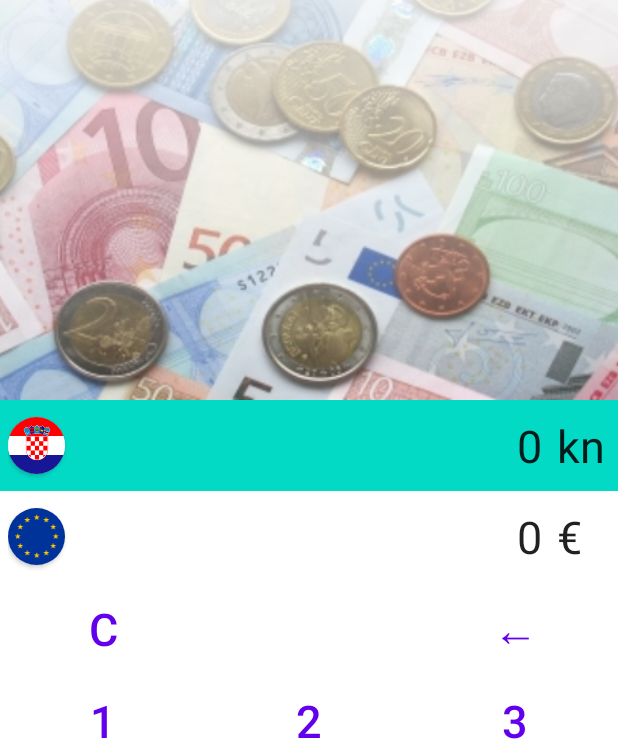
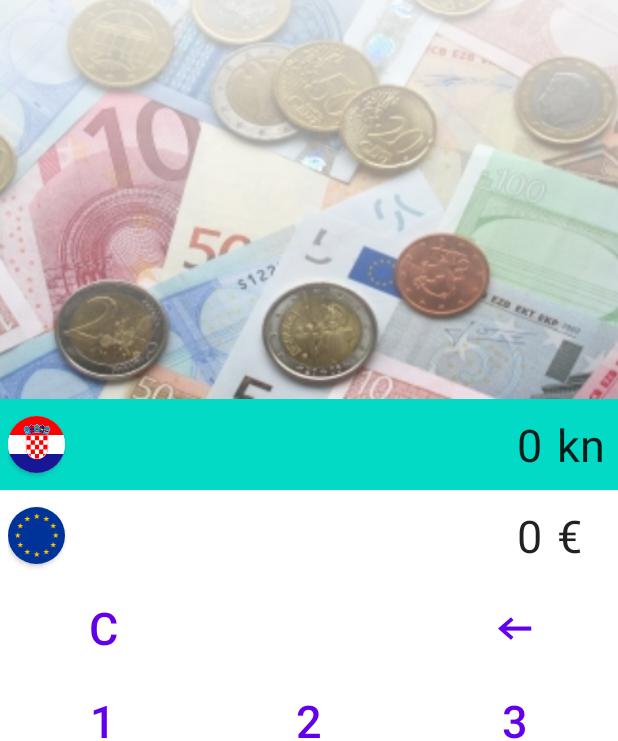
Before and after one commit to vbresan/eurokonverter, an Android app: the screen it shows after launch (MainActivity), on a phone screen of 412 x 824 dp. Shown: the part 197-938 px from the top of the screen. Run offline under Robolectric (Android 15) with nearby library versions, the phone set to English and light mode, and no system bars.

Commit message:
Adding custom font for leftwards arrow

```diff
--- a/app/src/main/res/layout/activity_main.xml
+++ b/app/src/main/res/layout/activity_main.xml
@@ -115,6 +115,8 @@
             android:onClick="onKeyPressed"
         />
         <Button
+            android:fontFamily="@font/la"
+            app:fontFamily="@font/la"
             app:layout_row="0"
             app:layout_column="2"
             android:layout_width="wrap_content"
```
Also changed, not shown: app/src/main/res/font/la.ttf (added).
